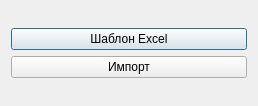
Above: ui/importview.ui from Stivius/Calendar before the change. Below: the same form after it.
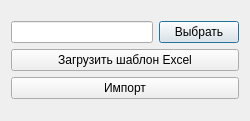
That is the form after the change.

The edit to the form file:
```diff
--- a/ui/importview.ui
+++ b/ui/importview.ui
@@ -6,8 +6,8 @@
    <rect>
     <x>0</x>
     <y>0</y>
-    <width>258</width>
-    <height>106</height>
+    <width>250</width>
+    <height>121</height>
    </rect>
   </property>
   <property name="windowTitle">
@@ -16,10 +16,24 @@
   <layout class="QVBoxLayout" name="verticalLayout_2">
    <item>
     <layout class="QVBoxLayout" name="verticalLayout">
+     <item>
+      <layout class="QHBoxLayout" name="horizontalLayout">
+       <item>
+        <widget class="QLineEdit" name="pathEdit"/>
+       </item>
+       <item>
+        <widget class="QPushButton" name="choosePathBtn">
+         <property name="text">
+          <string>Выбрать</string>
+         </property>
+        </widget>
+       </item>
+      </layout>
+     </item>
      <item>
       <widget class="QPushButton" name="excelTemplateBtn">
        <property name="text">
-        <string>Шаблон Excel</string>
+        <string>Загрузить шаблон Excel</string>
        </property>
       </widget>
      </item>
```
